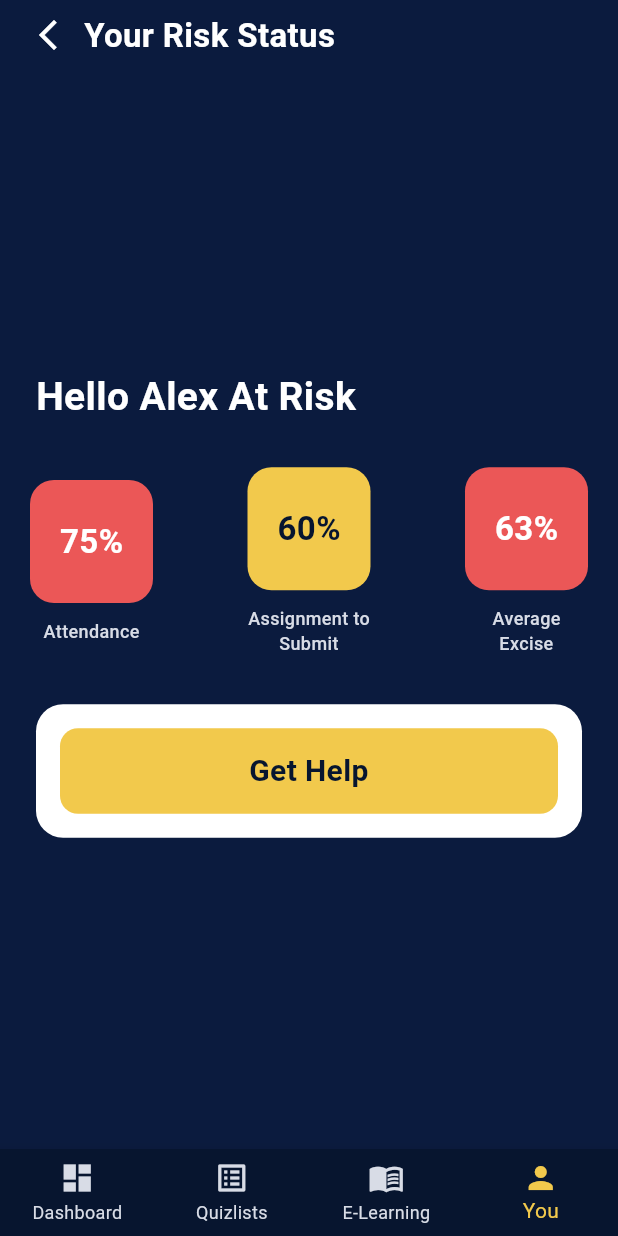
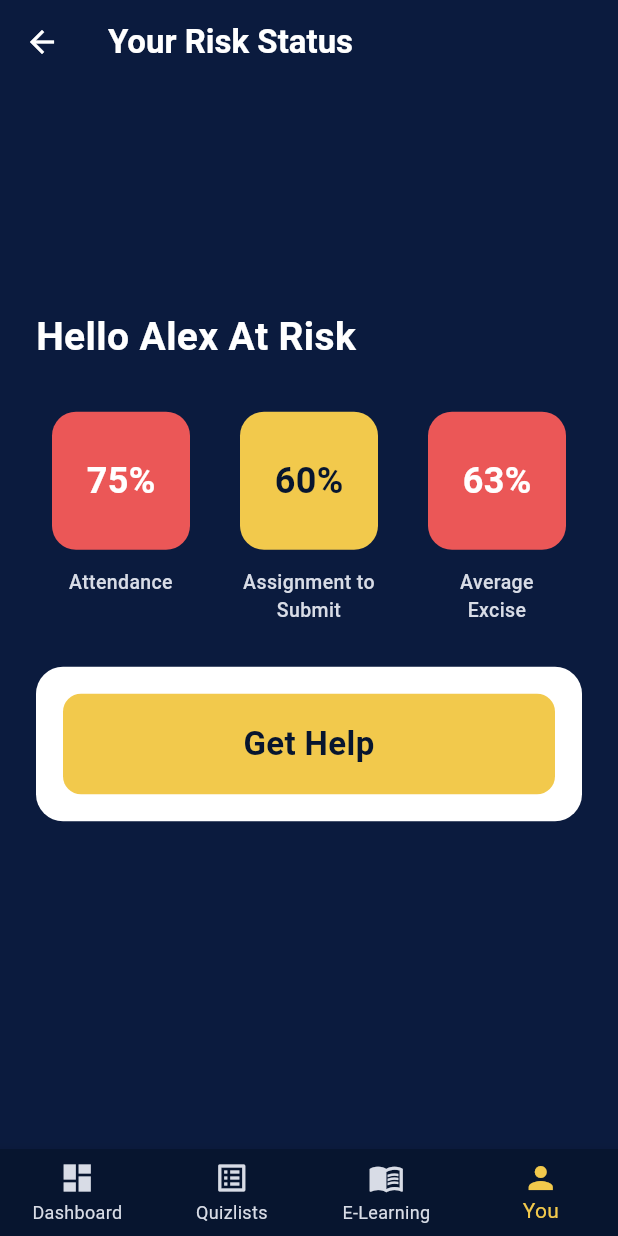
Before and after one commit to Hannah1563/Group1_Formative, a Flutter app: the screen it shows after launch, on a phone screen of 412 x 824 dp. Run offline on Flutter 3.47's test engine with Material 3 defaults, Android fonts, the phone set to English and light mode, and no system bars.

Commit message:
refactor risk status screen layout with improved spacing and component structure

```diff
--- a/lib/main.dart
+++ b/lib/main.dart
@@ -2,6 +2,12 @@
 
 void main() {
   runApp(const MyApp());
+}
+
+class _LayoutTuning {
+  static const double greetingTop = 150;
+  static const double cardsOffsetY = 0;
+  static const double buttonOffsetY = 0;
 }
 
 class AppColors {
@@ -34,36 +40,45 @@
 
   @override
   Widget build(BuildContext context) {
+    final stats = const [
+      _StatMetric(value: '75%', label: 'Attendance', color: AppColors.red),
+      _StatMetric(
+        value: '60%',
+        label: 'Assignment to\nSubmit',
+        color: AppColors.yellow,
+        valueColor: AppColors.navyDark,
+      ),
+      _StatMetric(value: '63%', label: 'Average\nExcise', color: AppColors.red),
+    ];
     return Scaffold(
-      body: SafeArea(
-        child: Column(
-          crossAxisAlignment: CrossAxisAlignment.start,
-          children: [
-            Padding(
-              padding: const EdgeInsets.fromLTRB(20, 8, 20, 0),
-              child: Row(
-                children: const [
-                  Icon(Icons.arrow_back_ios_new, color: AppColors.white),
-                  SizedBox(width: 12),
-                  Text(
+      appBar: AppBar(
+        backgroundColor: AppColors.navy,
+        elevation: 0,
+        foregroundColor: AppColors.white,
+        leading: const BackButton(),
+        title: const Text(
           'Your Risk Status',
           style: TextStyle(
-                      color: AppColors.white,
             fontSize: 22,
             fontWeight: FontWeight.w600,
           ),
         ),
-                ],
       ),
-            ),
-            Expanded(
+      body: SafeArea(
+        top: false,
+        child: Padding(
+          padding: const EdgeInsets.symmetric(horizontal: 24),
           child: Column(
-                mainAxisAlignment: MainAxisAlignment.center,
             crossAxisAlignment: CrossAxisAlignment.start,
             children: [
-                  const Padding(
-                    padding: EdgeInsets.symmetric(horizontal: 24),
-                    child: Text(
+              Expanded(
+                child: Stack(
+                  children: [
+                    Positioned(
+                      top: _LayoutTuning.greetingTop,
+                      left: 0,
+                      right: 0,
+                      child: const Text(
                         'Hello Alex At Risk',
                         style: TextStyle(
                           color: AppColors.white,
@@ -72,43 +87,38 @@
                         ),
                       ),
                     ),
-                  const SizedBox(height: 28),
-                  Padding(
-                    padding: const EdgeInsets.symmetric(horizontal: 20),
+                    Align(
+                      alignment: Alignment.center,
+                      child: Column(
+                        mainAxisSize: MainAxisSize.min,
+                        children: [
+                          Transform.translate(
+                            offset: Offset(0, _LayoutTuning.cardsOffsetY),
                             child: Row(
-                      mainAxisAlignment: MainAxisAlignment.spaceBetween,
-                      children: const [
-                        RiskStatCard(
-                          value: '75%',
-                          label: 'Attendance',
-                          color: AppColors.red,
+                              crossAxisAlignment: CrossAxisAlignment.start,
+                              children: [
+                                for (var i = 0; i < stats.length; i++) ...[
+                                  Expanded(
+                                    child: RiskStatCard(metric: stats[i]),
                                   ),
-                        RiskStatCard(
-                          value: '60%',
-                          label: 'Assignment to\nSubmit',
-                          color: AppColors.yellow,
-                          valueColor: AppColors.navyDark,
-                        ),
-                        RiskStatCard(
-                          value: '63%',
-                          label: 'Average\nExcise',
-                          color: AppColors.red,
-                        ),
+                                  if (i != stats.length - 1)
+                                    const SizedBox(width: 12),
+                                ],
                               ],
                             ),
                           ),
                           const SizedBox(height: 32),
-                  Padding(
-                    padding: const EdgeInsets.symmetric(horizontal: 24),
+                          Transform.translate(
+                            offset: Offset(0, _LayoutTuning.buttonOffsetY),
                             child: Container(
-                      padding: const EdgeInsets.all(16),
+                              padding: const EdgeInsets.all(18),
                               decoration: BoxDecoration(
                                 color: AppColors.white,
                                 borderRadius: BorderRadius.circular(18),
                               ),
                               child: Container(
                                 width: double.infinity,
-                        padding: const EdgeInsets.symmetric(vertical: 14),
+                                padding: const EdgeInsets.symmetric(vertical: 18),
                                 decoration: BoxDecoration(
                                   color: AppColors.yellow,
                                   borderRadius: BorderRadius.circular(12),
@@ -117,7 +127,7 @@
                                   'Get Help',
                                   textAlign: TextAlign.center,
                                   style: TextStyle(
-                            fontSize: 20,
+                                    fontSize: 22,
                                     fontWeight: FontWeight.w700,
                                     color: AppColors.navyDark,
                                   ),
@@ -129,6 +139,10 @@
                       ),
                     ),
                   ],
+                ),
+              ),
+            ],
+          ),
         ),
       ),
       bottomNavigationBar: BottomNavigationBar(
@@ -148,9 +162,8 @@
   }
 }
 
-class RiskStatCard extends StatelessWidget {
-  const RiskStatCard({
-    super.key,
+class _StatMetric {
+  const _StatMetric({
     required this.value,
     required this.label,
     required this.color,
@@ -161,36 +174,48 @@
   final String label;
   final Color color;
   final Color valueColor;
+}
+
+class RiskStatCard extends StatelessWidget {
+  const RiskStatCard({super.key, required this.metric});
+
+  final _StatMetric metric;
 
   @override
   Widget build(BuildContext context) {
     return Column(
       children: [
-        Container(
-          width: 82,
-          height: 82,
+        SizedBox(
+          width: 92,
+          height: 92,
+          child: Container(
             decoration: BoxDecoration(
-            color: color,
+              color: metric.color,
               borderRadius: BorderRadius.circular(16),
             ),
             alignment: Alignment.center,
             child: Text(
-            value,
+              metric.value,
               style: TextStyle(
-              color: valueColor,
-              fontSize: 22,
+                color: metric.valueColor,
+                fontSize: 24,
                 fontWeight: FontWeight.bold,
               ),
             ),
           ),
-        const SizedBox(height: 10),
-        Text(
-          label,
+        ),
+        const SizedBox(height: 12),
+        SizedBox(
+          height: 34,
+          child: Text(
+            metric.label,
             textAlign: TextAlign.center,
+            maxLines: 2,
             style: const TextStyle(
               color: AppColors.mutedWhite,
-            fontSize: 12,
+              fontSize: 13,
               fontWeight: FontWeight.w500,
+            ),
           ),
         ),
       ],
```
Lines whose indentation alone changed are shown as unchanged.
